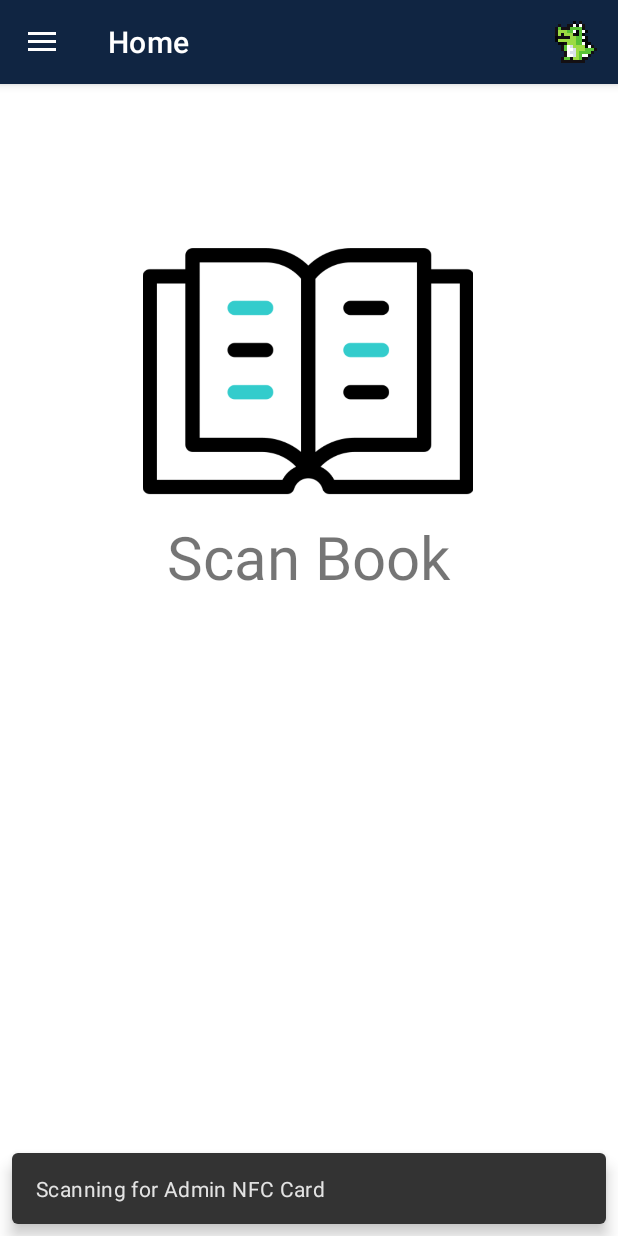
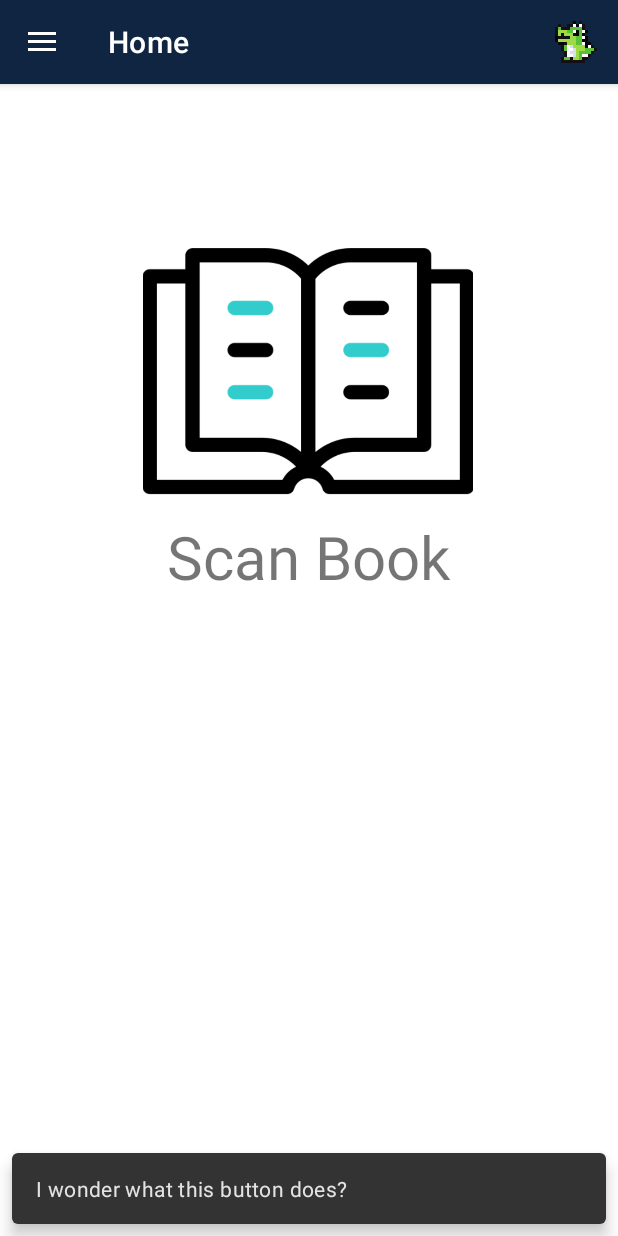
Before and after one commit to Hannah-Ashna/The-Library-App, an Android app: the screen it shows after launch once a user with an empty profile is signed in (NavigationActivity), after a tap on "Admin Access", on a phone screen of 412 x 824 dp. Run offline under Robolectric (Android 15) with nearby library versions, the phone set to English and light mode, and no system bars; our stand-ins replace Firebase (no records; nobody signed in at launch, a user with empty details on screens opened directly), navigation-ui; 1 statement that could not run was skipped.

Commit message:
Added check for admin status

```diff
--- a/app/src/main/java/com/example/libraryapp/NavigationActivity.java
+++ b/app/src/main/java/com/example/libraryapp/NavigationActivity.java
@@ -1,14 +1,20 @@
 package com.example.libraryapp;
 
+import android.content.Intent;
 import android.os.Bundle;
+import android.util.Log;
 import android.view.Menu;
 import android.view.MenuItem;
 import android.view.View;
 import android.widget.TextView;
+import android.widget.Toast;
 
+import com.google.android.gms.tasks.OnFailureListener;
+import com.google.android.gms.tasks.OnSuccessListener;
 import com.google.android.material.snackbar.Snackbar;
 import com.google.android.material.navigation.NavigationView;
 
+import androidx.annotation.NonNull;
 import androidx.navigation.NavController;
 import androidx.navigation.Navigation;
 import androidx.navigation.ui.AppBarConfiguration;
@@ -21,6 +27,9 @@ import com.google.firebase.auth.FirebaseAuth;
 import com.google.firebase.auth.FirebaseUser;
 import com.google.firebase.firestore.FirebaseFirestore;
 
+import java.util.HashMap;
+import java.util.Map;
+
 public class NavigationActivity extends AppCompatActivity {
 
     FirebaseFirestore db = FirebaseFirestore.getInstance();
@@ -28,9 +37,13 @@ public class NavigationActivity extends AppCompatActivity {
     private AppBarConfiguration mAppBarConfiguration;
     private ActivityNavigationBinding binding;
     private FirebaseAuth mAuth;
+    private FirebaseUser currentUser;
+
+    private Snackbar adminSnackbar;
 
     @Override
     protected void onCreate(Bundle savedInstanceState) {
+
         super.onCreate(savedInstanceState);
         mAuth = FirebaseAuth.getInstance();
 
@@ -46,7 +59,7 @@ public class NavigationActivity extends AppCompatActivity {
         TextView navbarUserName = (TextView) headerView.findViewById(R.id.navbarName);
         TextView navbarEmail = (TextView)headerView.findViewById(R.id.navbarEmail);
 
-        FirebaseUser currentUser = mAuth.getCurrentUser();
+        currentUser = mAuth.getCurrentUser();
 
         // Display it via the Nav Header
         try {
@@ -93,10 +106,27 @@ public class NavigationActivity extends AppCompatActivity {
 
     public void adminButtonClicked(MenuItem item){
         final View menuItemView = findViewById(R.id.action_admin);
-        Snackbar adminSnackBar = Snackbar.make(menuItemView, "Scanning for Admin NFC Card", Snackbar.LENGTH_LONG);
-        adminSnackBar.show();
 
-        // Dismiss snackbar once connection succeeded or failed
-        // NFC Scanning Code goes hereeee!!
+        // Open special Activity for ADMINS
+        if(currentUser != null){
+
+            // Check the current admin status of the user
+            db.collection("Users").document(currentUser.getUid()).get().addOnCompleteListener(task -> {
+                if (task.isSuccessful() && task.getResult() != null) {
+                    if (task.getResult().getBoolean("Admin Status")){
+                        Intent intent = new Intent(getApplicationContext(), HiddenAdminActivity.class);
+                        intent.setFlags(Intent.FLAG_ACTIVITY_CLEAR_TASK|Intent.FLAG_ACTIVITY_NEW_TASK);
+                        startActivity(intent);
+                        finish();
+                    } else {
+                        adminSnackbar = Snackbar.make(menuItemView, "I wonder what this button does?", Snackbar.LENGTH_LONG);
+                        adminSnackbar.show();
+                    }
+
+                } else {
+                    Toast.makeText(this, "Error: User does not exist in our records", Toast.LENGTH_LONG).show();
+                }
+            });
+        }
     }
 }
```
